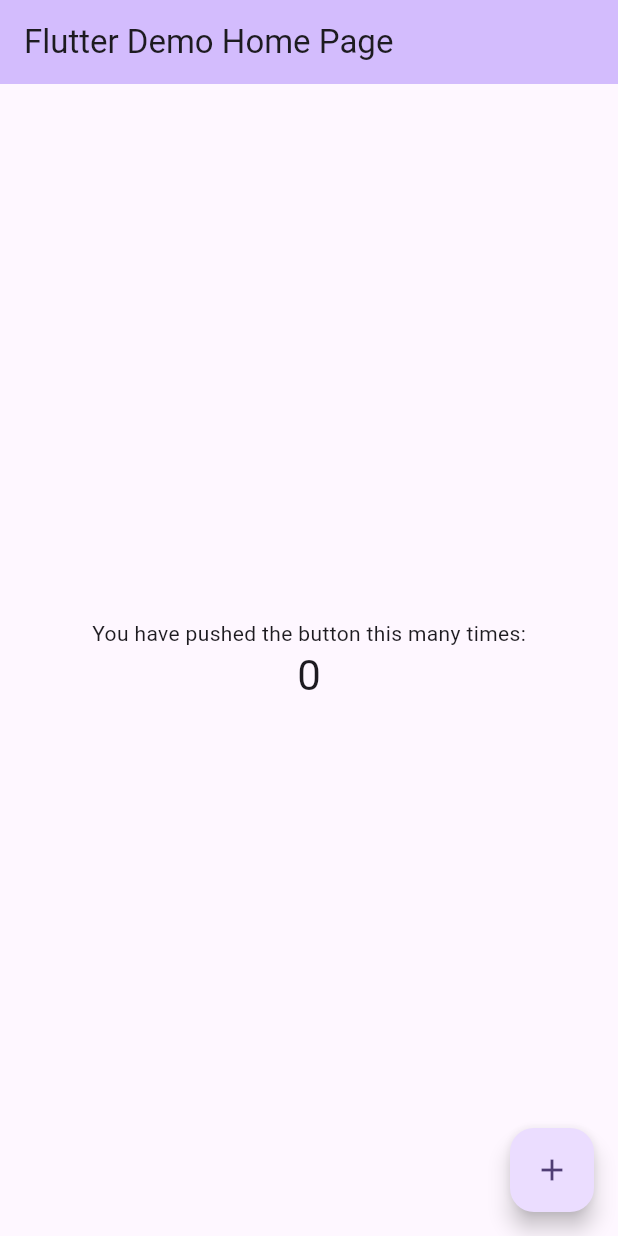
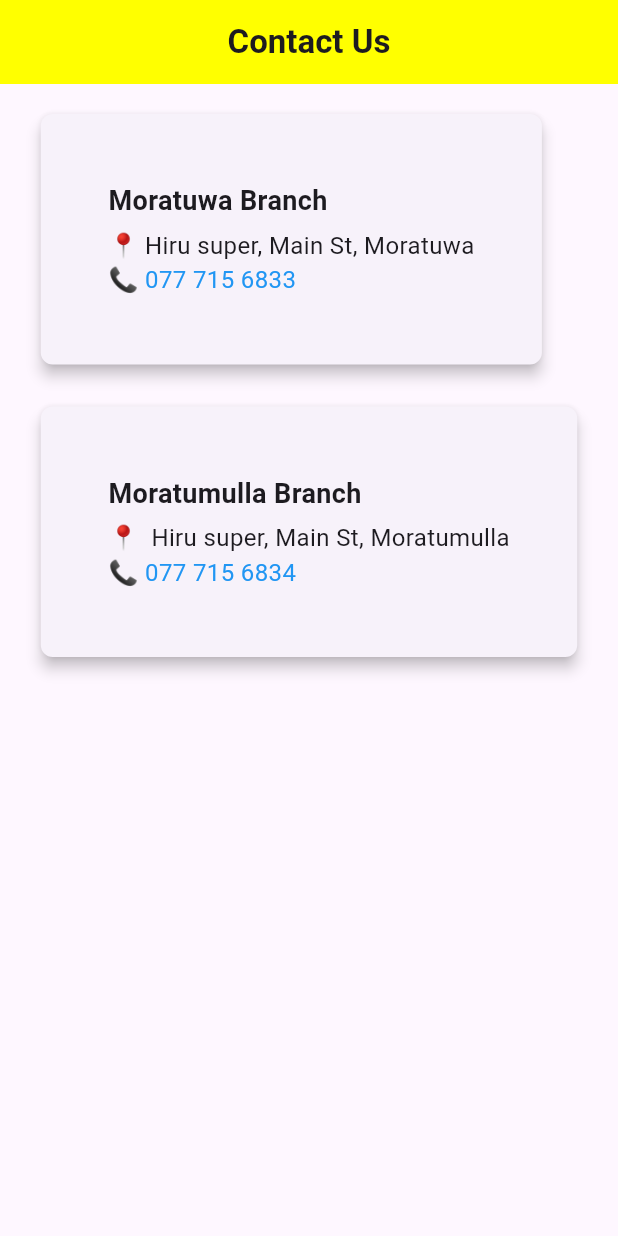
Before and after one commit to SDS-Lakmal/hiru_super, a Flutter app: the screen it shows after launch, on a phone screen of 412 x 824 dp. Run offline on Flutter 3.47's test engine with Material 3 defaults, Android fonts, the phone set to English and light mode, and no system bars.

Commit message:
Updated main.dart

```diff
--- /dev/null
+++ b/lib/contact_us.dart
@@ -0,0 +1,70 @@
+import 'package:flutter/material.dart';
+
+class ContactUsPage extends StatelessWidget {
+  @override
+  Widget build(BuildContext context) {
+    return Scaffold(
+      appBar: AppBar(
+        title: Text(
+          "Contact Us",
+          style: TextStyle(fontWeight: FontWeight.bold),
+        ),
+        centerTitle: true,
+        backgroundColor: Colors.yellowAccent, // Change as needed
+      ),
+      body: Center(
+        child: Padding(
+          padding: EdgeInsets.all(16.0),
+          child: Column(
+            crossAxisAlignment: CrossAxisAlignment.start,
+            children: [
+              // First Food City Branch
+              contactCard(
+                branchName: "Moratuwa Branch",
+                address: "Hiru super, Main St, Moratuwa",
+                phone: "077 715 6833",
+              ),
+              SizedBox(height: 20),
+              // Second Food City Branch
+              contactCard(
+                branchName: "Moratumulla Branch",
+                address: " Hiru super, Main St, Moratumulla",
+                phone: "077 715 6834",
+              ),
+            ],
+          ),
+        ),
+      ),
+    );
+  }
+
+  // Reusable Widget for Contact Card
+  Widget contactCard({
+    required String branchName,
+    required String address,
+    required String phone,
+  }) {
+    return Card(
+      elevation: 4,
+      shape: RoundedRectangleBorder(borderRadius: BorderRadius.circular(8)),
+      child: Padding(
+        padding: EdgeInsets.all(45),
+        child: Column(
+          crossAxisAlignment: CrossAxisAlignment.start,
+          children: [
+            Text(
+              branchName,
+              style: TextStyle(fontSize: 18, fontWeight: FontWeight.bold),
+            ),
+            SizedBox(height: 5),
+            Text("📍 $address", style: TextStyle(fontSize: 16)),
+            Text(
+              "📞 $phone",
+              style: TextStyle(fontSize: 16, color: Colors.blue),
+            ),
+          ],
+        ),
+      ),
+    );
+  }
+}
--- a/lib/main.dart
+++ b/lib/main.dart
@@ -1,122 +1,18 @@
 import 'package:flutter/material.dart';
+import 'contact_us.dart'; // Import Contact Us Page
 
 void main() {
-  runApp(const MyApp());
+  runApp(MyApp());
 }
 
 class MyApp extends StatelessWidget {
-  const MyApp({super.key});
-
-  // This widget is the root of your application.
   @override
   Widget build(BuildContext context) {
     return MaterialApp(
+      debugShowCheckedModeBanner: false,
       title: 'Flutter Demo',
-      theme: ThemeData(
-        // This is the theme of your application.
-        //
-        // TRY THIS: Try running your application with "flutter run". You'll see
-        // the application has a purple toolbar. Then, without quitting the app,
-        // try changing the seedColor in the colorScheme below to Colors.green
-        // and then invoke "hot reload" (save your changes or press the "hot
-        // reload" button in a Flutter-supported IDE, or press "r" if you used
-        // the command line to start the app).
-        //
-        // Notice that the counter didn't reset back to zero; the application
-        // state is not lost during the reload. To reset the state, use hot
-        // restart instead.
-        //
-        // This works for code too, not just values: Most code changes can be
-        // tested with just a hot reload.
-        colorScheme: ColorScheme.fromSeed(seedColor: Colors.deepPurple),
-      ),
-      home: const MyHomePage(title: 'Flutter Demo Home Page'),
+      theme: ThemeData(primarySwatch: Colors.green),
+      home: ContactUsPage(), // Directly load ContactUsPage
     );
   }
 }
-
-class MyHomePage extends StatefulWidget {
-  const MyHomePage({super.key, required this.title});
-
-  // This widget is the home page of your application. It is stateful, meaning
-  // that it has a State object (defined below) that contains fields that affect
-  // how it looks.
-
-  // This class is the configuration for the state. It holds the values (in this
-  // case the title) provided by the parent (in this case the App widget) and
-  // used by the build method of the State. Fields in a Widget subclass are
-  // always marked "final".
-
-  final String title;
-
-  @override
-  State<MyHomePage> createState() => _MyHomePageState();
-}
-
-class _MyHomePageState extends State<MyHomePage> {
-  int _counter = 0;
-
-  void _incrementCounter() {
-    setState(() {
-      // This call to setState tells the Flutter framework that something has
-      // changed in this State, which causes it to rerun the build method below
-      // so that the display can reflect the updated values. If we changed
-      // _counter without calling setState(), then the build method would not be
-      // called again, and so nothing would appear to happen.
-      _counter++;
-    });
-  }
-
-  @override
-  Widget build(BuildContext context) {
-    // This method is rerun every time setState is called, for instance as done
-    // by the _incrementCounter method above.
-    //
-    // The Flutter framework has been optimized to make rerunning build methods
-    // fast, so that you can just rebuild anything that needs updating rather
-    // than having to individually change instances of widgets.
-    return Scaffold(
-      appBar: AppBar(
-        // TRY THIS: Try changing the color here to a specific color (to
-        // Colors.amber, perhaps?) and trigger a hot reload to see the AppBar
-        // change color while the other colors stay the same.
-        backgroundColor: Theme.of(context).colorScheme.inversePrimary,
-        // Here we take the value from the MyHomePage object that was created by
-        // the App.build method, and use it to set our appbar title.
-        title: Text(widget.title),
-      ),
-      body: Center(
-        // Center is a layout widget. It takes a single child and positions it
-        // in the middle of the parent.
-        child: Column(
-          // Column is also a layout widget. It takes a list of children and
-          // arranges them vertically. By default, it sizes itself to fit its
-          // children horizontally, and tries to be as tall as its parent.
-          //
-          // Column has various properties to control how it sizes itself and
-          // how it positions its children. Here we use mainAxisAlignment to
-          // center the children vertically; the main axis here is the vertical
-          // axis because Columns are vertical (the cross axis would be
-          // horizontal).
-          //
-          // TRY THIS: Invoke "debug painting" (choose the "Toggle Debug Paint"
-          // action in the IDE, or press "p" in the console), to see the
-          // wireframe for each widget.
-          mainAxisAlignment: MainAxisAlignment.center,
-          children: <Widget>[
-            const Text('You have pushed the button this many times:'),
-            Text(
-              '$_counter',
-              style: Theme.of(context).textTheme.headlineMedium,
-            ),
-          ],
-        ),
-      ),
-      floatingActionButton: FloatingActionButton(
-        onPressed: _incrementCounter,
-        tooltip: 'Increment',
-        child: const Icon(Icons.add),
-      ), // This trailing comma makes auto-formatting nicer for build methods.
-    );
-  }
-}
```
Also changed, not shown: 2 other files.
